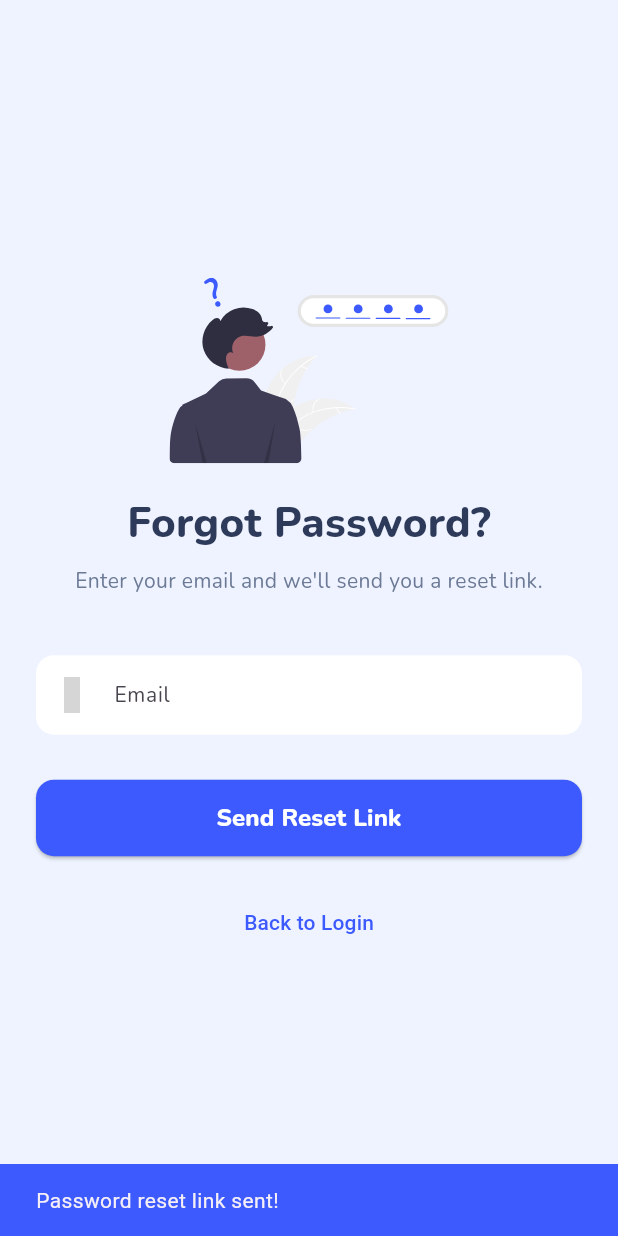
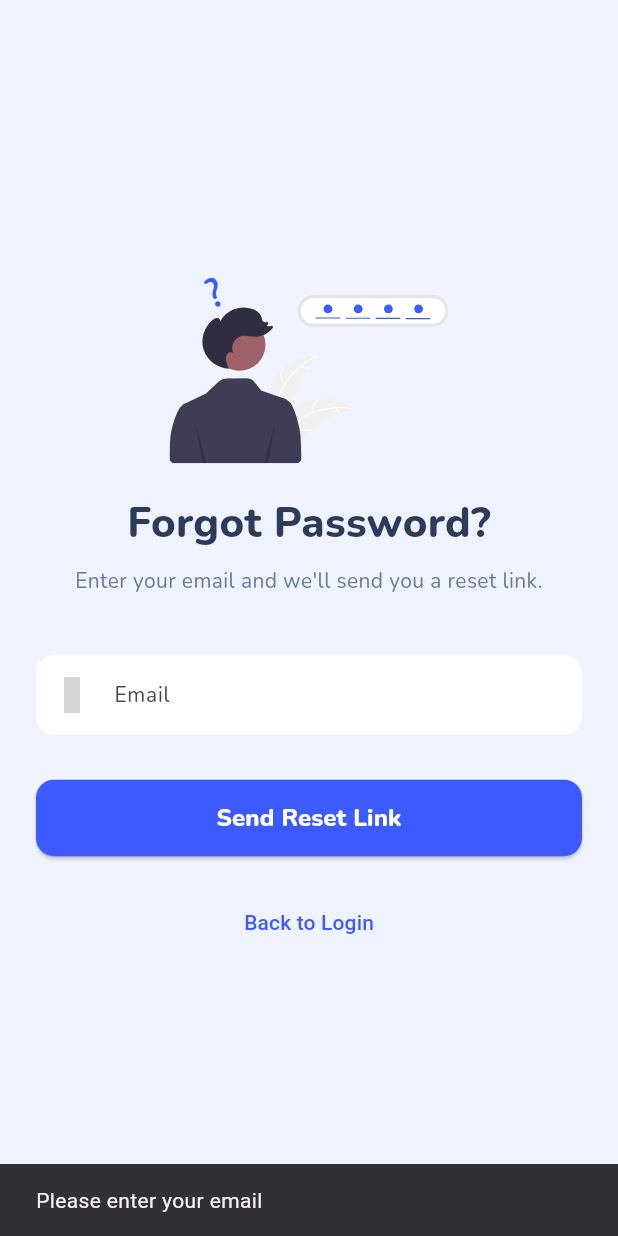
Before and after one commit to shahinshpbr10/TraceAdmin, a Flutter app: the ForgotPasswordPage screen opened directly, after a tap on "Send Reset Link", on a phone screen of 412 x 824 dp. Run offline on Flutter 3.47's test engine with Material 3 defaults, Android fonts, the phone set to English and light mode, and no system bars; our stand-ins replace cloud_firestore, firebase_auth, firebase_core, fl_chart, flutter_svg, iconsax and 1 more; accounts and stored records are empty; grey boxes are pictures that could not be loaded.

Commit message:
forgot password backend done

```diff
--- a/lib/Pages/forgotpassword.dart
+++ b/lib/Pages/forgotpassword.dart
@@ -1,11 +1,13 @@
 import 'package:admin/Common/text_styles.dart';
+import 'package:firebase_auth/firebase_auth.dart';
 import 'package:flutter/material.dart';
 import 'package:flutter_svg/flutter_svg.dart';
 import 'package:iconsax/iconsax.dart';
 
 class ForgotPasswordPage extends StatelessWidget {
-  const ForgotPasswordPage({Key? key}) : super(key: key);
-
+   ForgotPasswordPage({Key? key}) : super(key: key);
+  final TextEditingController emailController = TextEditingController();
+  final FirebaseAuth _auth = FirebaseAuth.instance;
   @override
   Widget build(BuildContext context) {
     final size = MediaQuery.of(context).size;
@@ -51,7 +53,7 @@ class ForgotPasswordPage extends StatelessWidget {
                 const SizedBox(height: 40),
 
                 // Email field
-                TextFormField(
+                TextFormField(controller: emailController,
                   style: AppTextStyles.smallBodyText,
                   decoration: InputDecoration(
                     hintText: "Email",
@@ -71,15 +73,41 @@ class ForgotPasswordPage extends StatelessWidget {
                 SizedBox(
                   width: double.infinity,
                   child: ElevatedButton(
-                    onPressed: () {
-                      // Implement password reset logic here
-                      ScaffoldMessenger.of(context).showSnackBar(
-                        const SnackBar(
-                          content: Text("Password reset link sent!"),
-                          backgroundColor: Color(0xFF3D5AFE),
-                        ),
-                      );
+                    onPressed: () async {
+                      final email = emailController.text.trim();
+
+                      if (email.isEmpty) {
+                        ScaffoldMessenger.of(context).showSnackBar(
+                          const SnackBar(content: Text("Please enter your email")),
+                        );
+                        return;
+                      }
+
+                      try {
+                        await _auth.sendPasswordResetEmail(email: email);
+
+                        ScaffoldMessenger.of(context).showSnackBar(
+                          const SnackBar(
+                            content: Text("Password reset link sent! Check your email."),
+                            backgroundColor: Color(0xFF3D5AFE),
+                          ),
+                        );
+                      } on FirebaseAuthException catch (e) {
+                        String message = "Something went wrong";
+                        if (e.code == 'user-not-found') {
+                          message = "No user found with this email";
+                        }
+
+                        ScaffoldMessenger.of(context).showSnackBar(
+                          SnackBar(content: Text(message)),
+                        );
+                      } catch (e) {
+                        ScaffoldMessenger.of(context).showSnackBar(
+                          SnackBar(content: Text("Error: $e")),
+                        );
+                      }
                     },
+
                     style: ElevatedButton.styleFrom(
                       padding: const EdgeInsets.symmetric(vertical: 14),
                       backgroundColor: const Color(0xFF3D5AFE),
```
